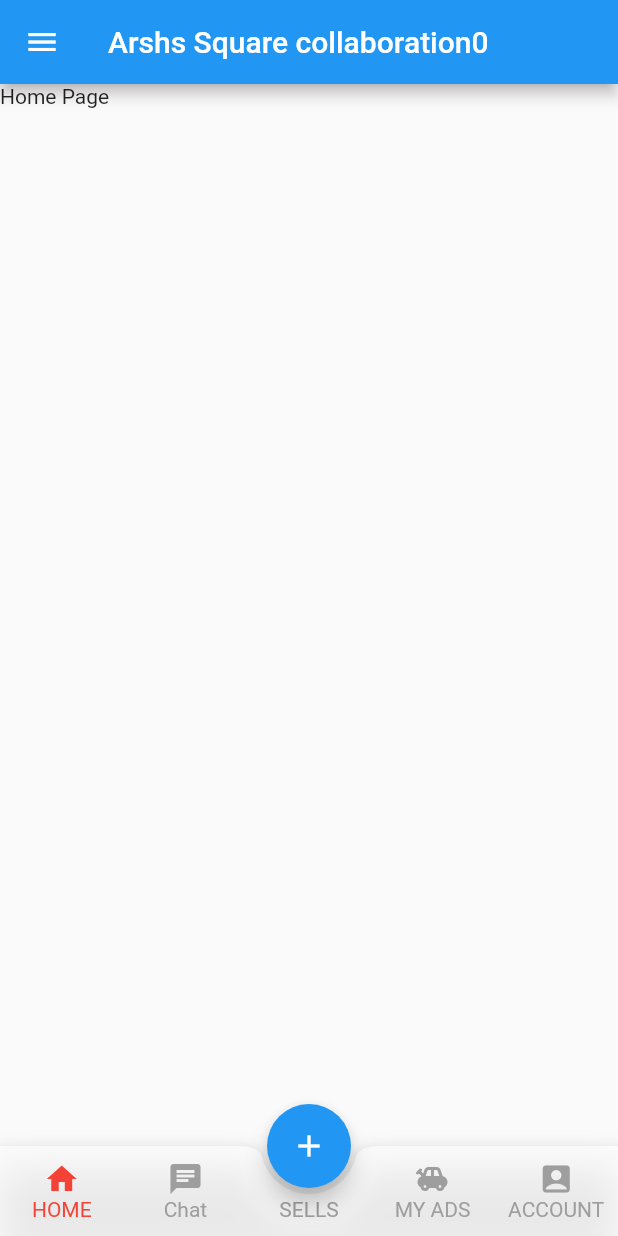
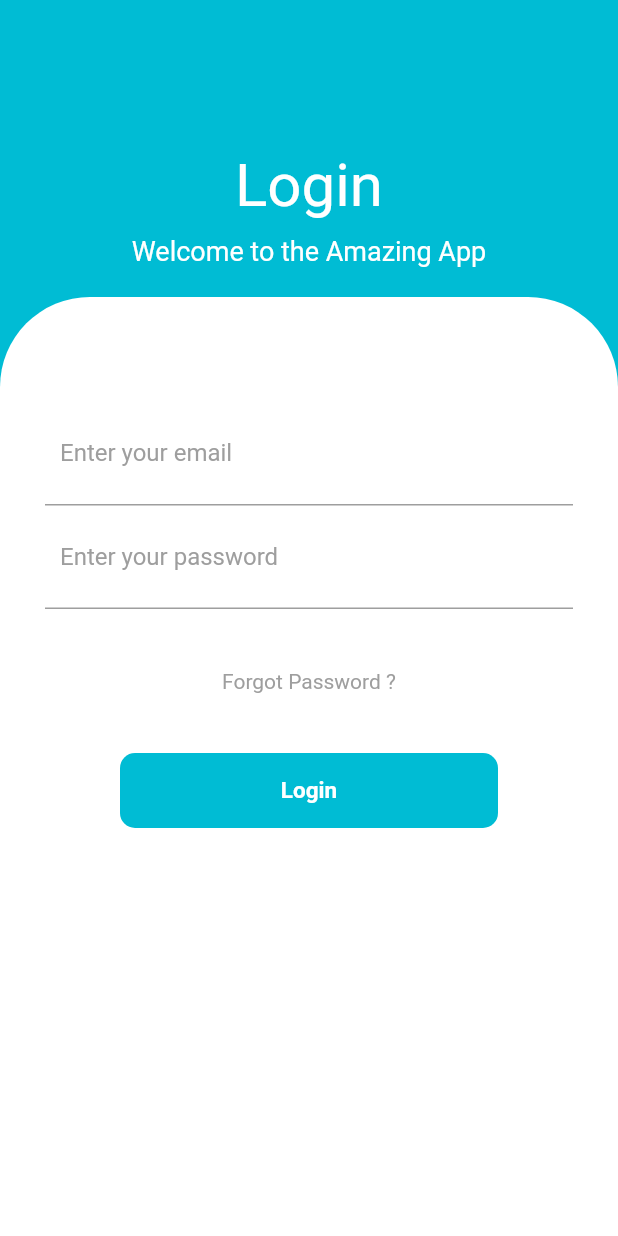
Before and after one commit to arsh0611/new_demo_project, a Flutter app: the screen it shows after launch, on a phone screen of 412 x 824 dp. Run offline on Flutter 3.47's test engine with Material 2 defaults, Android fonts, the phone set to English and light mode, and no system bars.

Commit message:
Hi, added sign-in page.

```diff
--- a/lib/main.dart
+++ b/lib/main.dart
@@ -1,4 +1,5 @@
 import 'package:flutter/material.dart';
+import 'package:newdemoproject/views/Welcome.dart';
 import 'package:newdemoproject/views/first_screen.dart';
 import 'package:provider/provider.dart';
 import 'package:newdemoproject/providers/counterProvider.dart';
@@ -29,9 +30,11 @@ class _MyAppState extends State<MyApp> {
       title: 'Arsh Heer',
       theme: ThemeData.light(),
       routes: {
+        '/first': (context) =>  FirstScreen(),
         '/second': (context) =>  SecondScreen(),
       },
       home: Splash(),
+
     );
   }
 }
--- /dev/null
+++ b/lib/views/Button.dart
@@ -0,0 +1,28 @@
+import 'package:flutter/material.dart';
+
+class Button extends StatelessWidget{
+  @override
+  Widget build(BuildContext context) {
+    return GestureDetector(
+      onTap:(){
+        Navigator.pushNamed(context, '/first');
+
+      },
+      child: Container(
+        height:50,
+        margin: EdgeInsets.symmetric(horizontal: 50),
+        decoration: BoxDecoration(
+          color: Colors.cyan[500],
+          borderRadius: BorderRadius.circular(10),
+        ),
+        child: Center(
+          child: Text("Login", style: TextStyle(
+            color: Colors.white,
+            fontSize: 15,
+            fontWeight: FontWeight.bold
+          ),),
+        ),
+      ),
+    );
+  }
+}
--- /dev/null
+++ b/lib/views/Header.dart
@@ -0,0 +1,21 @@
+import 'package:flutter/material.dart';
+
+class Header extends StatelessWidget{
+  @override
+  Widget build(BuildContext context) {
+    return Padding(padding: EdgeInsets.all(20),
+    child: Column (
+      crossAxisAlignment: CrossAxisAlignment.start,
+      children: <Widget>[
+        Center(
+          child: Text("Login", style: TextStyle(color: Colors.white, fontSize: 40),),
+        ),
+        SizedBox(height: 10,),
+        Center(
+          child: Text("Welcome to the Amazing App", style: TextStyle(color: Colors.white,fontSize: 18),),
+        )
+      ],
+    ),
+    );
+  }
+}
--- /dev/null
+++ b/lib/views/InputField.dart
@@ -0,0 +1,41 @@
+import 'package:flutter/material.dart';
+
+class InputField extends StatelessWidget{
+  @override
+  Widget build(BuildContext context) {
+    return Column(
+      children: <Widget>[
+        Container(
+          padding: EdgeInsets.all(10),
+          decoration: BoxDecoration(
+            border: Border(
+              bottom: BorderSide(color: Colors.grey)
+            )
+          ),
+          child: TextField(
+            decoration: InputDecoration(
+              hintText: "Enter your email",
+              hintStyle: TextStyle(color: Colors.grey),
+              border: InputBorder.none
+            ),
+          ),
+        ),
+        Container(
+          padding: EdgeInsets.all(10),
+          decoration: BoxDecoration(
+              border: Border(
+                  bottom: BorderSide(color: Colors.grey)
+              )
+          ),
+          child: TextField(
+            decoration: InputDecoration(
+                hintText: "Enter your password",
+                hintStyle: TextStyle(color: Colors.grey),
+                border: InputBorder.none
+            ),
+          ),
+        ),
+      ],
+    );
+  }
+}
--- /dev/null
+++ b/lib/views/InputWrapper.dart
@@ -0,0 +1,32 @@
+import 'package:flutter/material.dart';
+
+import 'Button.dart';
+import 'InputField.dart';
+
+class InputWrapper extends StatelessWidget{
+  @override
+  Widget build(BuildContext context) {
+    return Padding(
+        padding: EdgeInsets.all(30),
+    child: Column(
+      children: <Widget>[
+        SizedBox(height: 40,),
+        Container(
+          decoration: BoxDecoration(
+            color: Colors.white,
+            borderRadius: BorderRadius.circular(10)
+          ),
+          child: InputField(),
+        ),
+        SizedBox(height: 40,),
+        Text(
+          "Forgot Password ?",
+          style: TextStyle(color: Colors.grey),
+        ),
+      SizedBox(height:40,),
+      Button()
+      ],
+    ),
+    );
+  }
+}
--- /dev/null
+++ b/lib/views/Welcome.dart
@@ -0,0 +1,38 @@
+import 'package:flutter/material.dart';
+
+import 'Header.dart';
+import 'InputWrapper.dart';
+
+class Welcome extends StatelessWidget{
+  @override
+  Widget build(BuildContext context){
+    return Scaffold(
+      body: Container(
+        width: double.infinity,
+        decoration: BoxDecoration(
+          gradient: LinearGradient(begin: Alignment.topCenter, colors:[
+            Colors.cyan,
+            Colors.cyan,
+            Colors.cyan
+          ]),
+        ),
+        child: Column(
+          children: <Widget>[
+            SizedBox(height: 80,),
+            Header(),
+            Expanded(child: Container(
+              decoration: BoxDecoration(
+                color: Colors.white,
+                borderRadius: BorderRadius.only(
+                  topLeft: Radius.circular(60),
+                  topRight: Radius.circular(60),
+                )
+              ),
+              child: InputWrapper(),
+            ))
+          ],
+        ),
+      ),
+    );
+  }
+}
--- a/lib/views/splash_screen.dart
+++ b/lib/views/splash_screen.dart
@@ -1,4 +1,5 @@
 import 'package:flutter/material.dart';
+import 'package:newdemoproject/views/Welcome.dart';
 import 'package:newdemoproject/views/first_screen.dart';
 
 class Splash extends StatefulWidget {
@@ -31,7 +32,7 @@ class _SplashState extends State<Splash> {
     await Future.delayed(Duration(milliseconds: 10),(){});
     _updateState();
     await Future.delayed(Duration(milliseconds: 2030),(){});
-    Navigator.pushReplacement(context, MaterialPageRoute(builder: (context)=>FirstScreen()));
+    Navigator.pushReplacement(context, MaterialPageRoute(builder: (context)=>Welcome()));
   }
   @override
   Widget build(BuildContext context) {
```
